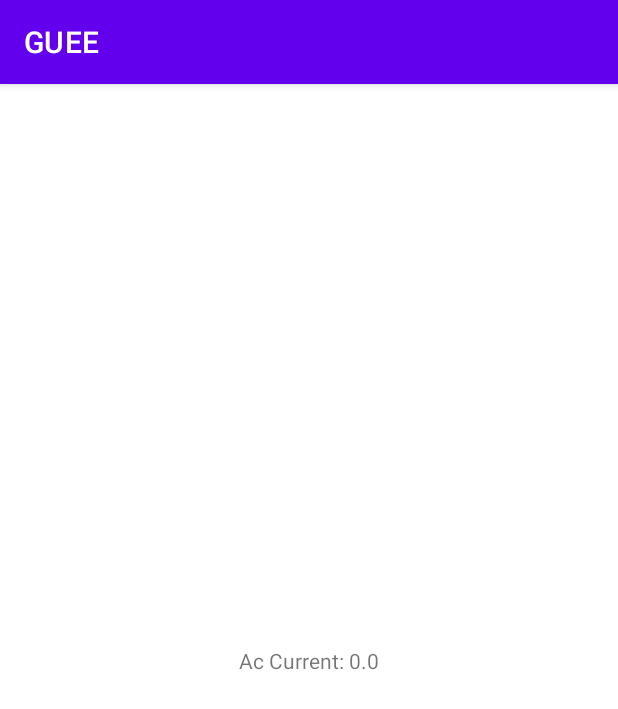
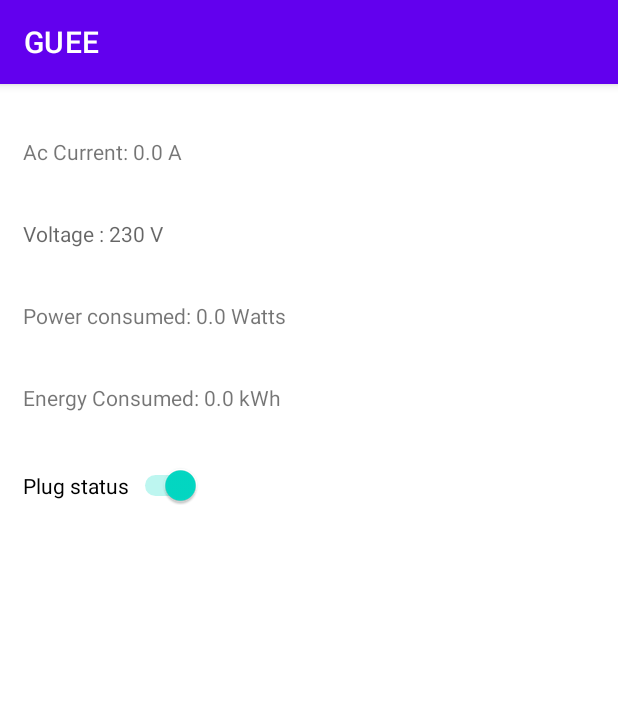
Before and after one commit to pulkitmahajan23/GUEE_Project, an Android app: the screen it shows after launch (MainActivity), on a phone screen of 412 x 824 dp. Shown: the top 709 px of the screen. Run offline under Robolectric (Android 15) with nearby library versions, the phone set to English and light mode, and no system bars; our stand-ins replace Firebase (no records; nobody signed in at launch, a user with empty details on screens opened directly); 1 statement that could not run was skipped.

Commit message:
app update

```diff
--- a/app/app/build.gradle
+++ b/app/app/build.gradle
@@ -7,7 +7,7 @@ android {
 
     defaultConfig {
         applicationId "com.example.guee"
-        minSdkVersion 24
+        minSdkVersion 26
         targetSdkVersion 30
         versionCode 1
         versionName "1.0"
--- a/app/app/src/main/java/com/example/guee/MainActivity.java
+++ b/app/app/src/main/java/com/example/guee/MainActivity.java
@@ -2,9 +2,13 @@ package com.example.guee;
 
 import androidx.appcompat.app.AppCompatActivity;
 
+import android.content.SharedPreferences;
 import android.os.Bundle;
 import android.util.Log;
+import android.widget.CompoundButton;
+import android.widget.Switch;
 import android.widget.TextView;
+import android.widget.Toast;
 
 import com.google.firebase.database.DataSnapshot;
 import com.google.firebase.database.DatabaseError;
@@ -12,17 +16,35 @@ import com.google.firebase.database.DatabaseReference;
 import com.google.firebase.database.FirebaseDatabase;
 import com.google.firebase.database.ValueEventListener;
 
+import java.time.LocalTime;
+import java.util.ArrayList;
+import java.util.List;
+
 public class MainActivity extends AppCompatActivity {
+    ArrayList<Float> energyConsumption=new ArrayList<Float>();
+    float energy;
+    LocalTime getSetTimeOff=LocalTime.parse("21:00:00");
+    LocalTime getSetTimeOn=LocalTime.parse("08:00:00");
+
+    public static final String PREFS_NAME="MyPrefsFile";
 
     @Override
     protected void onCreate(Bundle savedInstanceState) {
         super.onCreate(savedInstanceState);
         setContentView(R.layout.activity_main);
-        TextView textView=findViewById(R.id.text);
+        TextView currentAc=findViewById(R.id.Current);
+        TextView power=findViewById(R.id.Power);
+        TextView energyText=findViewById(R.id.Energy);
+        Switch status=(Switch) findViewById(R.id.switch1);
+
+        SharedPreferences settings = getSharedPreferences(PREFS_NAME, 0);
+        energy=settings.getFloat("energy",energy);
 
         FirebaseDatabase database = FirebaseDatabase.getInstance();
 
         final DatabaseReference current_ac = database.getReference().child("Current_AC");
+
+        status.setChecked(true);
 
         current_ac.addValueEventListener(new ValueEventListener() {
             @Override
@@ -31,9 +53,15 @@ public class MainActivity extends AppCompatActivity {
                 // whenever data at this location is updated.
                 float value = dataSnapshot.getValue(float.class);
                // Log.d(TAG, "Value is: " + value);
-
-                textView.setText("Ac Current: "+value);
-
+                if(value<0)
+                    value=Math.abs(value);
+                currentAc.setText("Ac Current: "+value+" A");
+                power.setText("Power consumed: " +(float)value*230*0.97 +" Watts");
+                energy= (float) (energy+value*(2.05/60/60/1000));
+                Log.d("energy",""+energy);
+                DatabaseReference energySent=database.getReference("energy");
+                energySent.setValue(energy);
+                energyText.setText("Energy Consumed: "+energy+" kWh");
             }
 
             @Override
@@ -43,5 +71,52 @@ public class MainActivity extends AppCompatActivity {
             }
         });
 
+        DatabaseReference Toggle=database.getReference("Status");
+
+        status.setOnCheckedChangeListener(new CompoundButton.OnCheckedChangeListener() {
+            @Override
+            public void onCheckedChanged(CompoundButton buttonView, boolean isChecked) {
+                if(isChecked)
+                    Toggle.setValue(1);
+                else
+                    Toggle.setValue(0);
+            }
+        });
+
+        LocalTime currentTime = LocalTime.now();
+
+        if(currentTime.isAfter(getSetTimeOff) || currentTime.isBefore(getSetTimeOn))
+        {
+            Toggle.setValue(0);
+            status.setChecked(false);
+        }
+        else
+        {
+            Toggle.setValue(1);
+            status.setChecked(true);
+        }
+    }
+
+    @Override
+    protected void onResume() {
+        super.onResume();
+    }
+
+    @Override
+    protected void onPause() {
+        super.onPause();
+        SharedPreferences settings = getSharedPreferences(PREFS_NAME, 0);
+        SharedPreferences.Editor editor=settings.edit();
+        editor.putFloat("energy",energy);
+        editor.commit();
+    }
+
+    @Override
+    protected void onDestroy() {
+        super.onDestroy();
+        SharedPreferences settings = getSharedPreferences(PREFS_NAME, 0);
+        SharedPreferences.Editor editor=settings.edit();
+        editor.putFloat("energy",energy);
+        editor.commit();
     }
 }
--- a/app/app/src/main/res/layout/activity_main.xml
+++ b/app/app/src/main/res/layout/activity_main.xml
@@ -1,5 +1,6 @@
 <?xml version="1.0" encoding="utf-8"?>
-<androidx.constraintlayout.widget.ConstraintLayout xmlns:android="http://schemas.android.com/apk/res/android"
+<RelativeLayout
+    xmlns:android="http://schemas.android.com/apk/res/android"
     xmlns:app="http://schemas.android.com/apk/res-auto"
     xmlns:tools="http://schemas.android.com/tools"
     android:layout_width="match_parent"
@@ -7,14 +8,53 @@
     tools:context=".MainActivity">
 
     <TextView
+        android:id="@+id/Current"
         android:layout_width="wrap_content"
         android:layout_height="wrap_content"
-        android:text="Hello World!"
-        android:id="@+id/text"
-        app:layout_constraintBottom_toBottomOf="parent"
-        app:layout_constraintLeft_toLeftOf="parent"
-        app:layout_constraintRight_toRightOf="parent"
-        app:layout_constraintTop_toTopOf="parent"
+        android:hint="Current Value"
+        android:layout_alignParentLeft="true"
+        android:layout_marginTop="35dp"
+        android:layout_marginLeft="15dp"
         />
 
-</androidx.constraintlayout.widget.ConstraintLayout>
+    <TextView
+        android:id="@+id/voltage"
+        android:layout_width="wrap_content"
+        android:layout_height="wrap_content"
+        android:hint="Voltage : 230 V"
+        android:layout_below="@id/Current"
+        android:layout_marginTop="35dp"
+        android:layout_marginLeft="15dp"
+        />
+
+    <TextView
+        android:id="@+id/Power"
+        android:layout_width="wrap_content"
+        android:layout_height="wrap_content"
+        android:hint="Power"
+        android:layout_below="@id/voltage"
+        android:layout_marginTop="35dp"
+        android:layout_marginLeft="15dp"
+        />
+
+    <TextView
+        android:id="@+id/Energy"
+        android:layout_width="wrap_content"
+        android:layout_height="wrap_content"
+        android:hint="Energy consumption"
+        android:layout_below="@id/Power"
+        android:layout_marginTop="35dp"
+        android:layout_marginLeft="15dp"
+        />
+
+    <Switch
+        android:id="@+id/switch1"
+        android:layout_width="wrap_content"
+        android:layout_height="wrap_content"
+        android:text="Plug status"
+        android:layout_below="@id/Energy"
+        android:layout_marginTop="35dp"
+        android:layout_marginLeft="15dp"
+        />
+
+</RelativeLayout>
```
